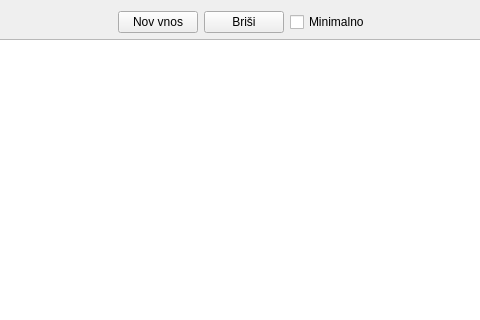
Qt form wid_kuponi.ui (bubi-luka/BubiRacun) before a commit; both pictures show x 177 to 657 and y 0 to 320 of the 841 by 668 pixel window.
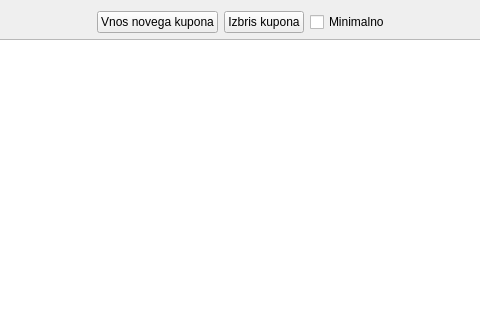
The same form after that commit.

Patch:
```diff
--- a/wid_kuponi.ui
+++ b/wid_kuponi.ui
@@ -35,14 +35,14 @@
      <item>
       <widget class="QPushButton" name="btn_nov">
        <property name="text">
-        <string>Nov vnos</string>
+        <string>Vnos novega kupona</string>
        </property>
       </widget>
      </item>
      <item>
       <widget class="QPushButton" name="btn_brisi">
        <property name="text">
-        <string>Briši</string>
+        <string>Izbris kupona</string>
        </property>
       </widget>
      </item>
```
